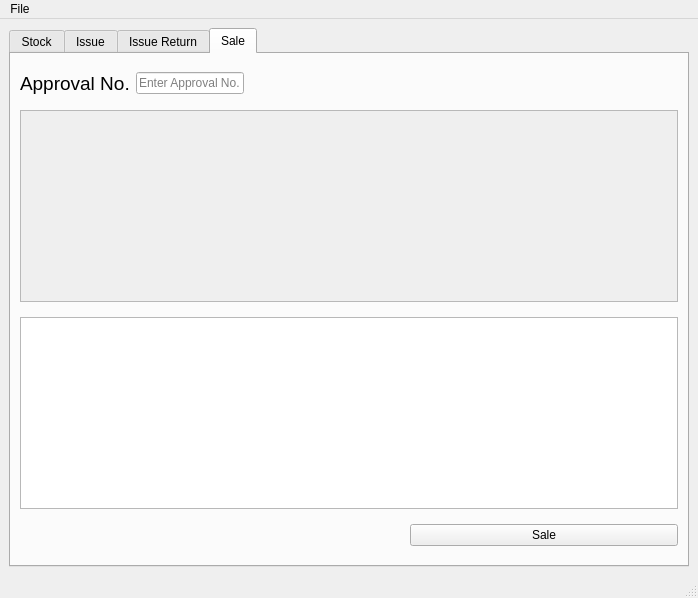
Qt form MainWindow.ui (saranshagarwal202/stock_manager) before a commit.
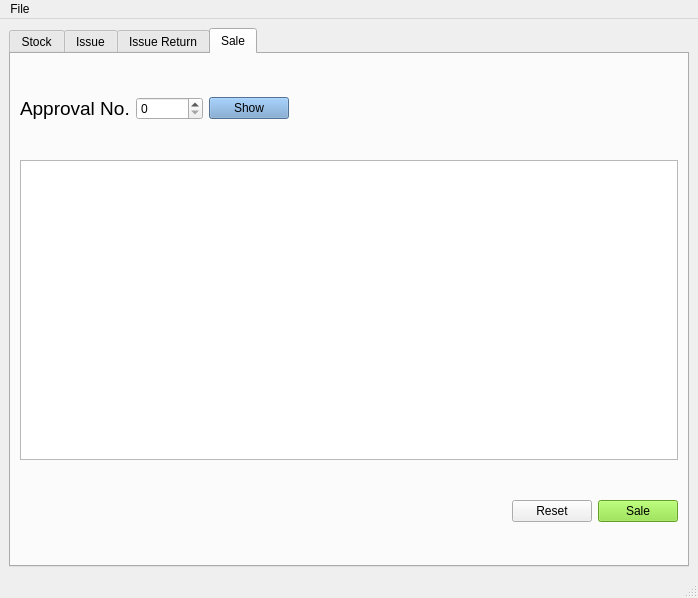
The same form after that commit. The open tabs and pages were chosen to show the change.

Commit message: issue return tab added

```diff
--- a/MainWindow.ui
+++ b/MainWindow.ui
@@ -3772,36 +3772,6 @@
         <string>Sale</string>
        </attribute>
        <layout class="QGridLayout" name="gridLayout_5">
-        <item row="5" column="0" colspan="3">
-         <widget class="QTableWidget" name="tableWidget">
-          <property name="sizePolicy">
-           <sizepolicy hsizetype="Expanding" vsizetype="Fixed">
-            <horstretch>0</horstretch>
-            <verstretch>0</verstretch>
-           </sizepolicy>
-          </property>
-         </widget>
-        </item>
-        <item row="4" column="0" colspan="3">
-         <widget class="QTableWidget" name="tableWidget_6">
-          <property name="enabled">
-           <bool>false</bool>
-          </property>
-          <property name="sizePolicy">
-           <sizepolicy hsizetype="Expanding" vsizetype="Fixed">
-            <horstretch>0</horstretch>
-            <verstretch>0</verstretch>
-           </sizepolicy>
-          </property>
-         </widget>
-        </item>
-        <item row="6" column="2">
-         <widget class="QPushButton" name="pushButton_6">
-          <property name="text">
-           <string>Sale</string>
-          </property>
-         </widget>
-        </item>
         <item row="2" column="0">
          <widget class="QLabel" name="sku_label_5">
           <property name="sizePolicy">
@@ -3823,19 +3793,971 @@
           </property>
          </widget>
         </item>
-        <item row="2" column="1" colspan="2">
-         <widget class="QLineEdit" name="sku_code_4">
+        <item row="2" column="3">
+         <spacer name="horizontalSpacer_4">
+          <property name="orientation">
+           <enum>Qt::Horizontal</enum>
+          </property>
+          <property name="sizeHint" stdset="0">
+           <size>
+            <width>40</width>
+            <height>20</height>
+           </size>
+          </property>
+         </spacer>
+        </item>
+        <item row="5" column="5">
+         <widget class="QPushButton" name="sale_button">
           <property name="sizePolicy">
            <sizepolicy hsizetype="Fixed" vsizetype="Fixed">
             <horstretch>0</horstretch>
             <verstretch>0</verstretch>
            </sizepolicy>
           </property>
-          <property name="placeholderText">
-           <string>Enter Approval No.</string>
+          <property name="palette">
+           <palette>
+            <active>
+             <colorrole role="WindowText">
+              <brush brushstyle="SolidPattern">
+               <color alpha="255">
+                <red>0</red>
+                <green>0</green>
+                <blue>0</blue>
+               </color>
+              </brush>
+             </colorrole>
+             <colorrole role="Button">
+              <brush brushstyle="SolidPattern">
+               <color alpha="255">
+                <red>138</red>
+                <green>226</green>
+                <blue>52</blue>
+               </color>
+              </brush>
+             </colorrole>
+             <colorrole role="Light">
+              <brush brushstyle="SolidPattern">
+               <color alpha="255">
+                <red>198</red>
+                <green>255</green>
+                <blue>143</blue>
+               </color>
+              </brush>
+             </colorrole>
+             <colorrole role="Midlight">
+              <brush brushstyle="SolidPattern">
+               <color alpha="255">
+                <red>168</red>
+                <green>240</green>
+                <blue>97</blue>
+               </color>
+              </brush>
+             </colorrole>
+             <colorrole role="Dark">
+              <brush brushstyle="SolidPattern">
+               <color alpha="255">
+                <red>69</red>
+                <green>113</green>
+                <blue>26</blue>
+               </color>
+              </brush>
+             </colorrole>
+             <colorrole role="Mid">
+              <brush brushstyle="SolidPattern">
+               <color alpha="255">
+                <red>92</red>
+                <green>151</green>
+                <blue>34</blue>
+               </color>
+              </brush>
+             </colorrole>
+             <colorrole role="Text">
+              <brush brushstyle="SolidPattern">
+               <color alpha="255">
+                <red>0</red>
+                <green>0</green>
+                <blue>0</blue>
+               </color>
+              </brush>
+             </colorrole>
+             <colorrole role="BrightText">
+              <brush brushstyle="SolidPattern">
+               <color alpha="255">
+                <red>255</red>
+                <green>255</green>
+                <blue>255</blue>
+               </color>
+              </brush>
+             </colorrole>
+             <colorrole role="ButtonText">
+              <brush brushstyle="SolidPattern">
+               <color alpha="255">
+                <red>0</red>
+                <green>0</green>
+                <blue>0</blue>
+               </color>
+              </brush>
+             </colorrole>
+             <colorrole role="Base">
+              <brush brushstyle="SolidPattern">
+               <color alpha="255">
+                <red>255</red>
+                <green>255</green>
+                <blue>255</blue>
+               </color>
+              </brush>
+             </colorrole>
+             <colorrole role="Window">
+              <brush brushstyle="SolidPattern">
+               <color alpha="255">
+                <red>138</red>
+                <green>226</green>
+                <blue>52</blue>
+               </color>
+              </brush>
+             </colorrole>
+             <colorrole role="Shadow">
+              <brush brushstyle="SolidPattern">
+               <color alpha="255">
+                <red>0</red>
+                <green>0</green>
+                <blue>0</blue>
+               </color>
+              </brush>
+             </colorrole>
+             <colorrole role="AlternateBase">
+              <brush brushstyle="SolidPattern">
+               <color alpha="255">
+                <red>196</red>
+                <green>240</green>
+                <blue>153</blue>
+               </color>
+              </brush>
+             </colorrole>
+             <colorrole role="ToolTipBase">
+              <brush brushstyle="SolidPattern">
+               <color alpha="255">
+                <red>255</red>
+                <green>255</green>
+                <blue>220</blue>
+               </color>
+              </brush>
+             </colorrole>
+             <colorrole role="ToolTipText">
+              <brush brushstyle="SolidPattern">
+               <color alpha="255">
+                <red>0</red>
+                <green>0</green>
+                <blue>0</blue>
+               </color>
+              </brush>
+             </colorrole>
+             <colorrole role="PlaceholderText">
+              <brush brushstyle="SolidPattern">
+               <color alpha="128">
+                <red>0</red>
+                <green>0</green>
+                <blue>0</blue>
+               </color>
+              </brush>
+             </colorrole>
+            </active>
+            <inactive>
+             <colorrole role="WindowText">
+              <brush brushstyle="SolidPattern">
+               <color alpha="255">
+                <red>0</red>
+                <green>0</green>
+                <blue>0</blue>
+               </color>
+              </brush>
+             </colorrole>
+             <colorrole role="Button">
+              <brush brushstyle="SolidPattern">
+               <color alpha="255">
+                <red>138</red>
+                <green>226</green>
+                <blue>52</blue>
+               </color>
+              </brush>
+             </colorrole>
+             <colorrole role="Light">
+              <brush brushstyle="SolidPattern">
+               <color alpha="255">
+                <red>198</red>
+                <green>255</green>
+                <blue>143</blue>
+               </color>
+              </brush>
+             </colorrole>
+             <colorrole role="Midlight">
+              <brush brushstyle="SolidPattern">
+               <color alpha="255">
+                <red>168</red>
+                <green>240</green>
+                <blue>97</blue>
+               </color>
+              </brush>
+             </colorrole>
+             <colorrole role="Dark">
+              <brush brushstyle="SolidPattern">
+               <color alpha="255">
+                <red>69</red>
+                <green>113</green>
+                <blue>26</blue>
+               </color>
+              </brush>
+             </colorrole>
+             <colorrole role="Mid">
+              <brush brushstyle="SolidPattern">
+               <color alpha="255">
+                <red>92</red>
+                <green>151</green>
+                <blue>34</blue>
+               </color>
+              </brush>
+             </colorrole>
+             <colorrole role="Text">
+              <brush brushstyle="SolidPattern">
+               <color alpha="255">
+                <red>0</red>
+                <green>0</green>
+                <blue>0</blue>
+               </color>
+              </brush>
+             </colorrole>
+             <colorrole role="BrightText">
+              <brush brushstyle="SolidPattern">
+               <color alpha="255">
+                <red>255</red>
+                <green>255</green>
+                <blue>255</blue>
+               </color>
+              </brush>
+             </colorrole>
+             <colorrole role="ButtonText">
+              <brush brushstyle="SolidPattern">
+               <color alpha="255">
+                <red>0</red>
+                <green>0</green>
+                <blue>0</blue>
+               </color>
+              </brush>
+             </colorrole>
+             <colorrole role="Base">
+              <brush brushstyle="SolidPattern">
+               <color alpha="255">
+                <red>255</red>
+                <green>255</green>
+                <blue>255</blue>
+               </color>
+              </brush>
+             </colorrole>
+             <colorrole role="Window">
+              <brush brushstyle="SolidPattern">
+               <color alpha="255">
+                <red>138</red>
+                <green>226</green>
+                <blue>52</blue>
+               </color>
+              </brush>
+             </colorrole>
+             <colorrole role="Shadow">
+              <brush brushstyle="SolidPattern">
+               <color alpha="255">
+                <red>0</red>
+                <green>0</green>
+                <blue>0</blue>
+               </color>
+              </brush>
+             </colorrole>
+             <colorrole role="AlternateBase">
+              <brush brushstyle="SolidPattern">
+               <color alpha="255">
+                <red>196</red>
+                <green>240</green>
+                <blue>153</blue>
+               </color>
+              </brush>
+             </colorrole>
+             <colorrole role="ToolTipBase">
+              <brush brushstyle="SolidPattern">
+               <color alpha="255">
+                <red>255</red>
+                <green>255</green>
+                <blue>220</blue>
+               </color>
+              </brush>
+             </colorrole>
+             <colorrole role="ToolTipText">
+              <brush brushstyle="SolidPattern">
+               <color alpha="255">
+                <red>0</red>
+                <green>0</green>
+                <blue>0</blue>
+               </color>
+              </brush>
+             </colorrole>
+             <colorrole role="PlaceholderText">
+              <brush brushstyle="SolidPattern">
+               <color alpha="128">
+                <red>0</red>
+                <green>0</green>
+                <blue>0</blue>
+               </color>
+              </brush>
+             </colorrole>
+            </inactive>
+            <disabled>
+             <colorrole role="WindowText">
+              <brush brushstyle="SolidPattern">
+               <color alpha="255">
+                <red>69</red>
+                <green>113</green>
+                <blue>26</blue>
+               </color>
+              </brush>
+             </colorrole>
+             <colorrole role="Button">
+              <brush brushstyle="SolidPattern">
+               <color alpha="255">
+                <red>138</red>
+                <green>226</green>
+                <blue>52</blue>
+               </color>
+              </brush>
+             </colorrole>
+             <colorrole role="Light">
+              <brush brushstyle="SolidPattern">
+               <color alpha="255">
+                <red>198</red>
+                <green>255</green>
+                <blue>143</blue>
+               </color>
+              </brush>
+             </colorrole>
+             <colorrole role="Midlight">
+              <brush brushstyle="SolidPattern">
+               <color alpha="255">
+                <red>168</red>
+                <green>240</green>
+                <blue>97</blue>
+               </color>
+              </brush>
+             </colorrole>
+             <colorrole role="Dark">
+              <brush brushstyle="SolidPattern">
+               <color alpha="255">
+                <red>69</red>
+                <green>113</green>
+                <blue>26</blue>
+               </color>
+              </brush>
+             </colorrole>
+             <colorrole role="Mid">
+              <brush brushstyle="SolidPattern">
+               <color alpha="255">
+                <red>92</red>
+                <green>151</green>
+                <blue>34</blue>
+               </color>
+              </brush>
+             </colorrole>
+             <colorrole role="Text">
+              <brush brushstyle="SolidPattern">
+               <color alpha="255">
+                <red>69</red>
+                <green>113</green>
+                <blue>26</blue>
+               </color>
+              </brush>
+             </colorrole>
+             <colorrole role="BrightText">
+              <brush brushstyle="SolidPattern">
+               <color alpha="255">
+                <red>255</red>
+                <green>255</green>
+                <blue>255</blue>
+               </color>
+              </brush>
+             </colorrole>
+             <colorrole role="ButtonText">
+              <brush brushstyle="SolidPattern">
+               <color alpha="255">
+                <red>69</red>
+                <green>113</green>
+                <blue>26</blue>
+               </color>
+              </brush>
+             </colorrole>
+             <colorrole role="Base">
+              <brush brushstyle="SolidPattern">
+               <color alpha="255">
+                <red>138</red>
+                <green>226</green>
+                <blue>52</blue>
+               </color>
+              </brush>
+             </colorrole>
+             <colorrole role="Window">
+              <brush brushstyle="SolidPattern">
+               <color alpha="255">
+                <red>138</red>
+                <green>226</green>
+                <blue>52</blue>
+               </color>
+              </brush>
+             </colorrole>
+             <colorrole role="Shadow">
+              <brush brushstyle="SolidPattern">
+               <color alpha="255">
+                <red>0</red>
+                <green>0</green>
+                <blue>0</blue>
+               </color>
+              </brush>
+             </colorrole>
+             <colorrole role="AlternateBase">
+              <brush brushstyle="SolidPattern">
+               <color alpha="255">
+                <red>138</red>
+                <green>226</green>
+                <blue>52</blue>
+               </color>
+              </brush>
+             </colorrole>
+             <colorrole role="ToolTipBase">
+              <brush brushstyle="SolidPattern">
+               <color alpha="255">
+                <red>255</red>
+                <green>255</green>
+                <blue>220</blue>
+               </color>
+              </brush>
+             </colorrole>
+             <colorrole role="ToolTipText">
+              <brush brushstyle="SolidPattern">
+               <color alpha="255">
+                <red>0</red>
+                <green>0</green>
+                <blue>0</blue>
+               </color>
+              </brush>
+             </colorrole>
+             <colorrole role="PlaceholderText">
+              <brush brushstyle="SolidPattern">
+               <color alpha="128">
+                <red>0</red>
+                <green>0</green>
+                <blue>0</blue>
+               </color>
+              </brush>
+             </colorrole>
+            </disabled>
+           </palette>
           </property>
-          <property name="clearButtonEnabled">
-           <bool>true</bool>
+          <property name="text">
+           <string>Sale</string>
+          </property>
+         </widget>
+        </item>
+        <item row="4" column="0" colspan="6">
+         <widget class="QTableWidget" name="sale_table">
+          <property name="sizePolicy">
+           <sizepolicy hsizetype="Expanding" vsizetype="Fixed">
+            <horstretch>0</horstretch>
+            <verstretch>0</verstretch>
+           </sizepolicy>
+          </property>
+          <property name="maximumSize">
+           <size>
+            <width>16777215</width>
+            <height>300</height>
+           </size>
+          </property>
+          <property name="sizeAdjustPolicy">
+           <enum>QAbstractScrollArea::AdjustToContents</enum>
+          </property>
+         </widget>
+        </item>
+        <item row="5" column="4">
+         <widget class="QPushButton" name="reset_sale_table">
+          <property name="sizePolicy">
+           <sizepolicy hsizetype="Fixed" vsizetype="Fixed">
+            <horstretch>0</horstretch>
+            <verstretch>0</verstretch>
+           </sizepolicy>
+          </property>
+          <property name="text">
+           <string>Reset</string>
+          </property>
+         </widget>
+        </item>
+        <item row="2" column="1">
+         <widget class="QSpinBox" name="approval_no_3">
+          <property name="sizePolicy">
+           <sizepolicy hsizetype="Fixed" vsizetype="Fixed">
+            <horstretch>0</horstretch>
+            <verstretch>0</verstretch>
+           </sizepolicy>
+          </property>
+          <property name="maximum">
+           <number>999999999</number>
+          </property>
+         </widget>
+        </item>
+        <item row="2" column="2">
+         <widget class="QPushButton" name="show_sale_2">
+          <property name="sizePolicy">
+           <sizepolicy hsizetype="Fixed" vsizetype="Fixed">
+            <horstretch>0</horstretch>
+            <verstretch>0</verstretch>
+           </sizepolicy>
+          </property>
+          <property name="palette">
+           <palette>
+            <active>
+             <colorrole role="WindowText">
+              <brush brushstyle="SolidPattern">
+               <color alpha="255">
+                <red>0</red>
+                <green>0</green>
+                <blue>0</blue>
+               </color>
+              </brush>
+             </colorrole>
+             <colorrole role="Button">
+              <brush brushstyle="SolidPattern">
+               <color alpha="255">
+                <red>114</red>
+                <green>159</green>
+                <blue>207</blue>
+               </color>
+              </brush>
+             </colorrole>
+             <colorrole role="Light">
+              <brush brushstyle="SolidPattern">
+               <color alpha="255">
+                <red>196</red>
+                <green>225</green>
+                <blue>255</blue>
+               </color>
+              </brush>
+             </colorrole>
+             <colorrole role="Midlight">
+              <brush brushstyle="SolidPattern">
+               <color alpha="255">
+                <red>155</red>
+                <green>192</green>
+                <blue>231</blue>
+               </color>
+              </brush>
+             </colorrole>
+             <colorrole role="Dark">
+              <brush brushstyle="SolidPattern">
+               <color alpha="255">
+                <red>57</red>
+                <green>79</green>
+                <blue>103</blue>
+               </color>
+              </brush>
+             </colorrole>
+             <colorrole role="Mid">
+              <brush brushstyle="SolidPattern">
+               <color alpha="255">
+                <red>76</red>
+                <green>106</green>
+                <blue>138</blue>
+               </color>
+              </brush>
+             </colorrole>
+             <colorrole role="Text">
+              <brush brushstyle="SolidPattern">
+               <color alpha="255">
+                <red>0</red>
+                <green>0</green>
+                <blue>0</blue>
+               </color>
+              </brush>
+             </colorrole>
+             <colorrole role="BrightText">
+              <brush brushstyle="SolidPattern">
+               <color alpha="255">
+                <red>255</red>
+                <green>255</green>
+                <blue>255</blue>
+               </color>
+              </brush>
+             </colorrole>
+             <colorrole role="ButtonText">
+              <brush brushstyle="SolidPattern">
+               <color alpha="255">
+                <red>0</red>
+                <green>0</green>
+                <blue>0</blue>
+               </color>
+              </brush>
+             </colorrole>
+             <colorrole role="Base">
+              <brush brushstyle="SolidPattern">
+               <color alpha="255">
+                <red>255</red>
+                <green>255</green>
+                <blue>255</blue>
+               </color>
+              </brush>
+             </colorrole>
+             <colorrole role="Window">
+              <brush brushstyle="SolidPattern">
+               <color alpha="255">
+                <red>114</red>
+                <green>159</green>
+                <blue>207</blue>
+               </color>
+              </brush>
+             </colorrole>
+             <colorrole role="Shadow">
+              <brush brushstyle="SolidPattern">
+               <color alpha="255">
+                <red>0</red>
+                <green>0</green>
+                <blue>0</blue>
+               </color>
+              </brush>
+             </colorrole>
+             <colorrole role="AlternateBase">
+              <brush brushstyle="SolidPattern">
+               <color alpha="255">
+                <red>184</red>
+                <green>207</green>
+                <blue>231</blue>
+               </color>
+              </brush>
+             </colorrole>
+             <colorrole role="ToolTipBase">
+              <brush brushstyle="SolidPattern">
+               <color alpha="255">
+                <red>255</red>
+                <green>255</green>
+                <blue>220</blue>
+               </color>
+              </brush>
+             </colorrole>
+             <colorrole role="ToolTipText">
+              <brush brushstyle="SolidPattern">
+               <color alpha="255">
+                <red>0</red>
+                <green>0</green>
+                <blue>0</blue>
+               </color>
+              </brush>
+             </colorrole>
+             <colorrole role="PlaceholderText">
+              <brush brushstyle="SolidPattern">
+               <color alpha="128">
+                <red>0</red>
+                <green>0</green>
+                <blue>0</blue>
+               </color>
+              </brush>
+             </colorrole>
+            </active>
+            <inactive>
+             <colorrole role="WindowText">
+              <brush brushstyle="SolidPattern">
+               <color alpha="255">
+                <red>0</red>
+                <green>0</green>
+                <blue>0</blue>
+               </color>
+              </brush>
+             </colorrole>
+             <colorrole role="Button">
+              <brush brushstyle="SolidPattern">
+               <color alpha="255">
+                <red>114</red>
+                <green>159</green>
+                <blue>207</blue>
+               </color>
+              </brush>
+             </colorrole>
+             <colorrole role="Light">
+              <brush brushstyle="SolidPattern">
+               <color alpha="255">
+                <red>196</red>
+                <green>225</green>
+                <blue>255</blue>
+               </color>
+              </brush>
+             </colorrole>
+             <colorrole role="Midlight">
+              <brush brushstyle="SolidPattern">
+               <color alpha="255">
+                <red>155</red>
+                <green>192</green>
+                <blue>231</blue>
+               </color>
+              </brush>
+             </colorrole>
+             <colorrole role="Dark">
+              <brush brushstyle="SolidPattern">
+               <color alpha="255">
+                <red>57</red>
+                <green>79</green>
+                <blue>103</blue>
+               </color>
+              </brush>
+             </colorrole>
+             <colorrole role="Mid">
+              <brush brushstyle="SolidPattern">
+               <color alpha="255">
+                <red>76</red>
+                <green>106</green>
+                <blue>138</blue>
+               </color>
+              </brush>
+             </colorrole>
+             <colorrole role="Text">
+              <brush brushstyle="SolidPattern">
+               <color alpha="255">
+                <red>0</red>
+                <green>0</green>
+                <blue>0</blue>
+               </color>
+              </brush>
+             </colorrole>
+             <colorrole role="BrightText">
+              <brush brushstyle="SolidPattern">
+               <color alpha="255">
+                <red>255</red>
+                <green>255</green>
+                <blue>255</blue>
+               </color>
+              </brush>
+             </colorrole>
+             <colorrole role="ButtonText">
+              <brush brushstyle="SolidPattern">
+               <color alpha="255">
+                <red>0</red>
+                <green>0</green>
+                <blue>0</blue>
+               </color>
+              </brush>
+             </colorrole>
+             <colorrole role="Base">
+              <brush brushstyle="SolidPattern">
+               <color alpha="255">
+                <red>255</red>
+                <green>255</green>
+                <blue>255</blue>
+               </color>
+              </brush>
+             </colorrole>
+             <colorrole role="Window">
+              <brush brushstyle="SolidPattern">
+               <color alpha="255">
+                <red>114</red>
+                <green>159</green>
+                <blue>207</blue>
+               </color>
+              </brush>
+             </colorrole>
+             <colorrole role="Shadow">
+              <brush brushstyle="SolidPattern">
+               <color alpha="255">
+                <red>0</red>
+                <green>0</green>
+                <blue>0</blue>
+               </color>
+              </brush>
+             </colorrole>
+             <colorrole role="AlternateBase">
+              <brush brushstyle="SolidPattern">
+               <color alpha="255">
+                <red>184</red>
+                <green>207</green>
+                <blue>231</blue>
+               </color>
+              </brush>
+             </colorrole>
+             <colorrole role="ToolTipBase">
+              <brush brushstyle="SolidPattern">
+               <color alpha="255">
+                <red>255</red>
+                <green>255</green>
+                <blue>220</blue>
+               </color>
+              </brush>
+             </colorrole>
+             <colorrole role="ToolTipText">
+              <brush brushstyle="SolidPattern">
+               <color alpha="255">
+                <red>0</red>
+                <green>0</green>
+                <blue>0</blue>
+               </color>
+              </brush>
+             </colorrole>
+             <colorrole role="PlaceholderText">
+              <brush brushstyle="SolidPattern">
+               <color alpha="128">
+                <red>0</red>
+                <green>0</green>
+                <blue>0</blue>
+               </color>
+              </brush>
+             </colorrole>
+            </inactive>
+            <disabled>
+             <colorrole role="WindowText">
+              <brush brushstyle="SolidPattern">
+               <color alpha="255">
+                <red>57</red>
+                <green>79</green>
+                <blue>103</blue>
+               </color>
+              </brush>
+             </colorrole>
+             <colorrole role="Button">
+              <brush brushstyle="SolidPattern">
+               <color alpha="255">
+                <red>114</red>
+                <green>159</green>
+                <blue>207</blue>
+               </color>
+              </brush>
+             </colorrole>
+             <colorrole role="Light">
+              <brush brushstyle="SolidPattern">
+               <color alpha="255">
+                <red>196</red>
+                <green>225</green>
+                <blue>255</blue>
+               </color>
+              </brush>
+             </colorrole>
+             <colorrole role="Midlight">
+              <brush brushstyle="SolidPattern">
+               <color alpha="255">
+                <red>155</red>
+                <green>192</green>
+                <blue>231</blue>
+               </color>
+              </brush>
+             </colorrole>
+             <colorrole role="Dark">
+              <brush brushstyle="SolidPattern">
+               <color alpha="255">
+                <red>57</red>
+                <green>79</green>
+                <blue>103</blue>
+               </color>
+              </brush>
+             </colorrole>
+             <colorrole role="Mid">
+              <brush brushstyle="SolidPattern">
+               <color alpha="255">
+                <red>76</red>
+                <green>106</green>
+                <blue>138</blue>
+               </color>
+              </brush>
+             </colorrole>
+             <colorrole role="Text">
+              <brush brushstyle="SolidPattern">
+               <color alpha="255">
+                <red>57</red>
+                <green>79</green>
+                <blue>103</blue>
+               </color>
+              </brush>
+             </colorrole>
+             <colorrole role="BrightText">
+              <brush brushstyle="SolidPattern">
+               <color alpha="255">
+                <red>255</red>
+                <green>255</green>
+                <blue>255</blue>
+               </color>
+              </brush>
+             </colorrole>
+             <colorrole role="ButtonText">
+              <brush brushstyle="SolidPattern">
+               <color alpha="255">
+                <red>57</red>
+                <green>79</green>
+                <blue>103</blue>
+               </color>
+              </brush>
+             </colorrole>
+             <colorrole role="Base">
+              <brush brushstyle="SolidPattern">
+               <color alpha="255">
+                <red>114</red>
+                <green>159</green>
+                <blue>207</blue>
+               </color>
+              </brush>
+             </colorrole>
+             <colorrole role="Window">
+              <brush brushstyle="SolidPattern">
+               <color alpha="255">
+                <red>114</red>
+                <green>159</green>
+                <blue>207</blue>
+               </color>
+              </brush>
+             </colorrole>
+             <colorrole role="Shadow">
+              <brush brushstyle="SolidPattern">
+               <color alpha="255">
+                <red>0</red>
+                <green>0</green>
+                <blue>0</blue>
+               </color>
+              </brush>
+             </colorrole>
+             <colorrole role="AlternateBase">
+              <brush brushstyle="SolidPattern">
+               <color alpha="255">
+                <red>114</red>
+                <green>159</green>
+                <blue>207</blue>
+               </color>
+              </brush>
+             </colorrole>
+             <colorrole role="ToolTipBase">
+              <brush brushstyle="SolidPattern">
+               <color alpha="255">
+                <red>255</red>
+                <green>255</green>
+                <blue>220</blue>
+               </color>
+              </brush>
+             </colorrole>
+             <colorrole role="ToolTipText">
+              <brush brushstyle="SolidPattern">
+               <color alpha="255">
+                <red>0</red>
+                <green>0</green>
+                <blue>0</blue>
+               </color>
+              </brush>
+             </colorrole>
+             <colorrole role="PlaceholderText">
+              <brush brushstyle="SolidPattern">
+               <color alpha="128">
+                <red>0</red>
+                <green>0</green>
+                <blue>0</blue>
+               </color>
+              </brush>
+             </colorrole>
+            </disabled>
+           </palette>
+          </property>
+          <property name="text">
+           <string>Show</string>
           </property>
          </widget>
         </item>
```
Left out of the diff: 242 changed lines with no effect on the pictures. The commit also changes 5 other files.
